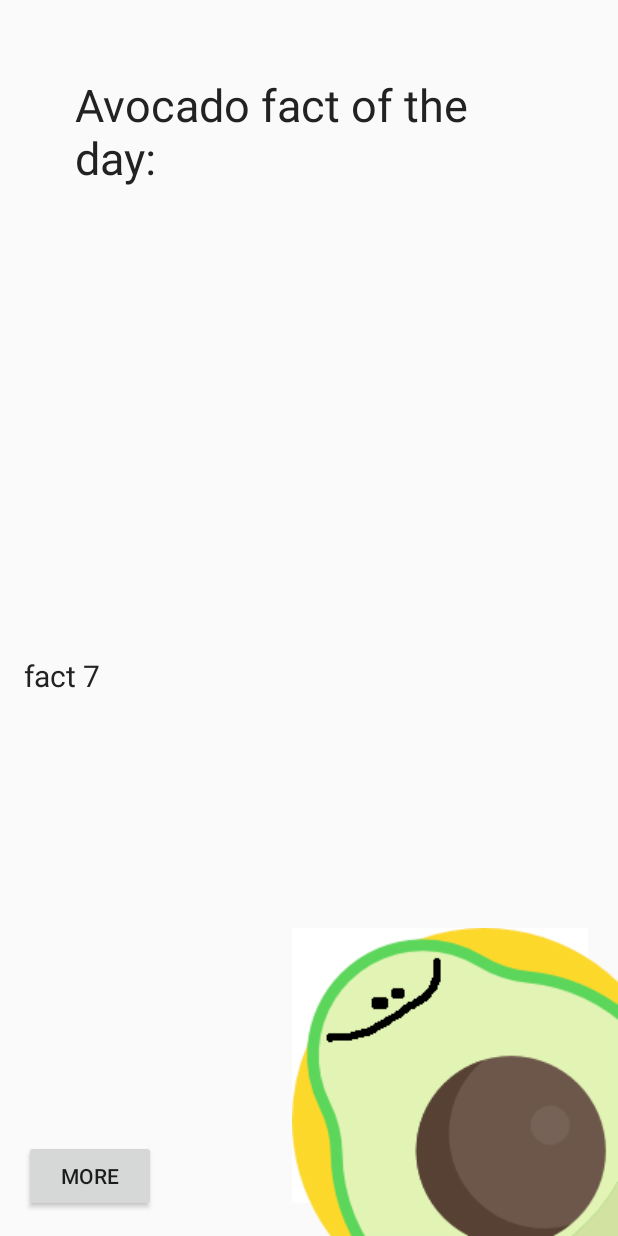
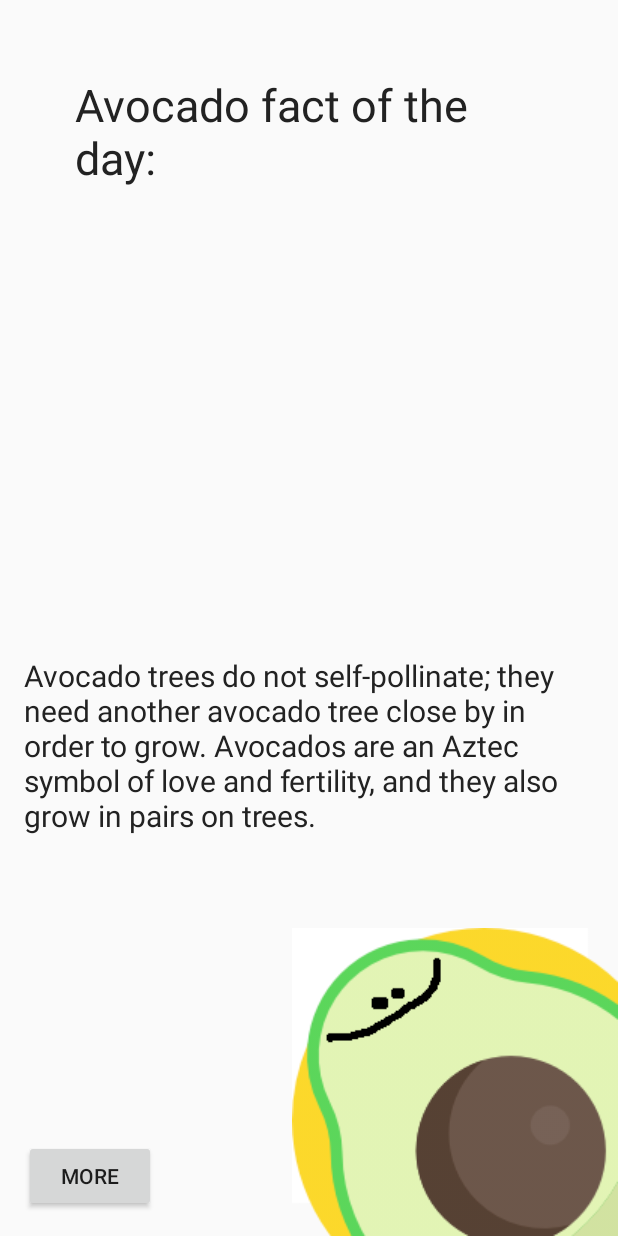
Before and after one commit to Kotlin-Thursdays/Avocado-Facts, an Android app: the screen it shows after launch (MainActivity), after a tap on "MORE", on a phone screen of 412 x 824 dp. Run offline under Robolectric (Android 15) with nearby library versions, the phone set to English and light mode, and no system bars.

Commit message:
add facts

```diff
--- a/app/src/main/java/com/example/amandahinchman/avocadofacts/MainActivity.kt
+++ b/app/src/main/java/com/example/amandahinchman/avocadofacts/MainActivity.kt
@@ -46,16 +46,17 @@ class MainActivity : AppCompatActivity() {
         companion object {
             const val TAG: String = "NewAvocadoFactTask"
         }
-        private val facts = arrayOf("fact 1",
-                "fact 2",
-                "fact 3",
-                "fact 4",
-                "fact 5",
-                "fact 6",
-                "fact 7",
-                "fact 8",
-                "fact 9",
-                "fact 10")
+        private val facts = arrayOf("The world record for the largest avocado is 5 pounds, 3.6 ounces. This is especially impressive because the average avocado only weighs 6 ounces.",
+                "This fruit – yes it is a fruit! – was not originally named \"avocado\". The word \"avocado\" comes from " +
+                        "the Spanish word aguacate, which is from the the Nahuatl word ahuacatl. When I lived in Chile, we called it palta, which is its Quechua name. It's also sometimes called the alligator pear due to the shape and rough green skin (cut it open and it looks like an alligator eye, too). I prefer to call it palta; my strong love for avocados started in Chile.",
+                "The skin of an avocado can be toxic – to cats and dogs. While your pets (besides birds) can eat the inside of an avocado, the skin can be toxic to cats and dogs.",
+                "All avocados are picked by hand.Avocados are harvested by using a 16-foot pole to reach the high-hanging fruit. Avocados tend to be more expensive than other fruits because of the high cost of labor.",
+                "Avocados are high in potassium, fiber, and antioxidants.Avocados are actually higher in potassium than bananas.",
+                "Avocados contain four grams of protein, making them the fruit with the highest protein content!",
+                "Avocado trees do not self-pollinate; they need another avocado tree close by in order to grow. Avocados are an Aztec symbol of love and fertility, and they also grow in pairs on trees.",
+                "On average, 53.5 million pounds of guacamole are eaten every Super Bowl Sunday, enough to cover a football field more than 20 feet thick.8",
+                "A single California Avocado tree can produce on average about 60 pounds or 150 fruit a year.",
+                "Scientists have unearthed evidences from a cave in Mexico’s Coxcatlan in Mexico, which reveal that avocados were used as far back as in 10,000 BCE.")
 
         override fun doInBackground(vararg params: Void?): String {
             Log.v(TAG, "doInBackground is running on ${Thread.currentThread().name}")
```
